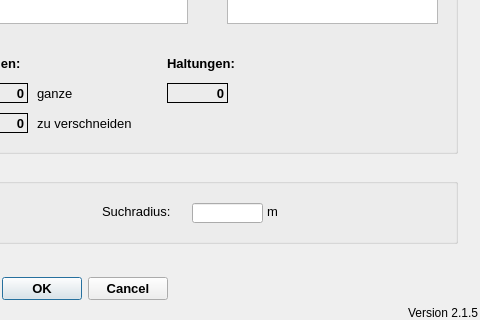
Before: the Qt Designer form qkan/linkflaechen/resources/application_createlinefl.ui in hoettges/QKan, drawn with Qt 5; both pictures show x 293 to 773 and y 237 to 557 of the 773 by 557 pixel window.
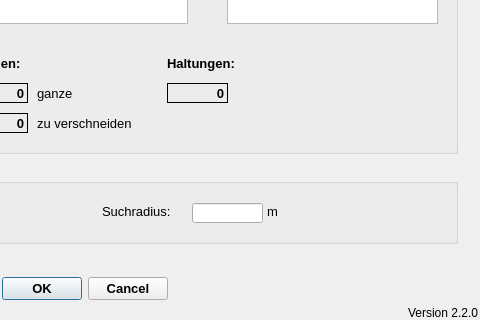
After: the same form once the commit is applied.

What changed in the file:
```diff
--- a/qkan/linkflaechen/resources/application_createlinefl.ui
+++ b/qkan/linkflaechen/resources/application_createlinefl.ui
@@ -52,7 +52,7 @@
     <string>Version QKan Import</string>
    </property>
    <property name="text">
-    <string>Version 2.1.5</string>
+    <string>Version 2.2.0</string>
    </property>
    <property name="alignment">
     <set>Qt::AlignRight|Qt::AlignTrailing|Qt::AlignVCenter</set>
```
